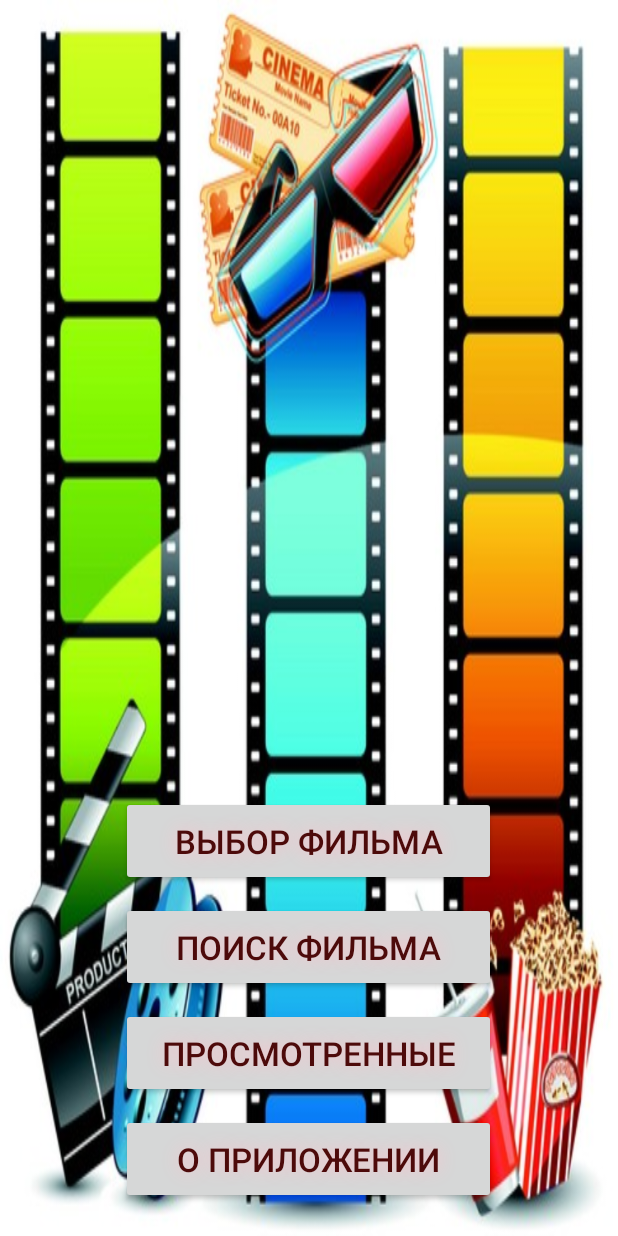
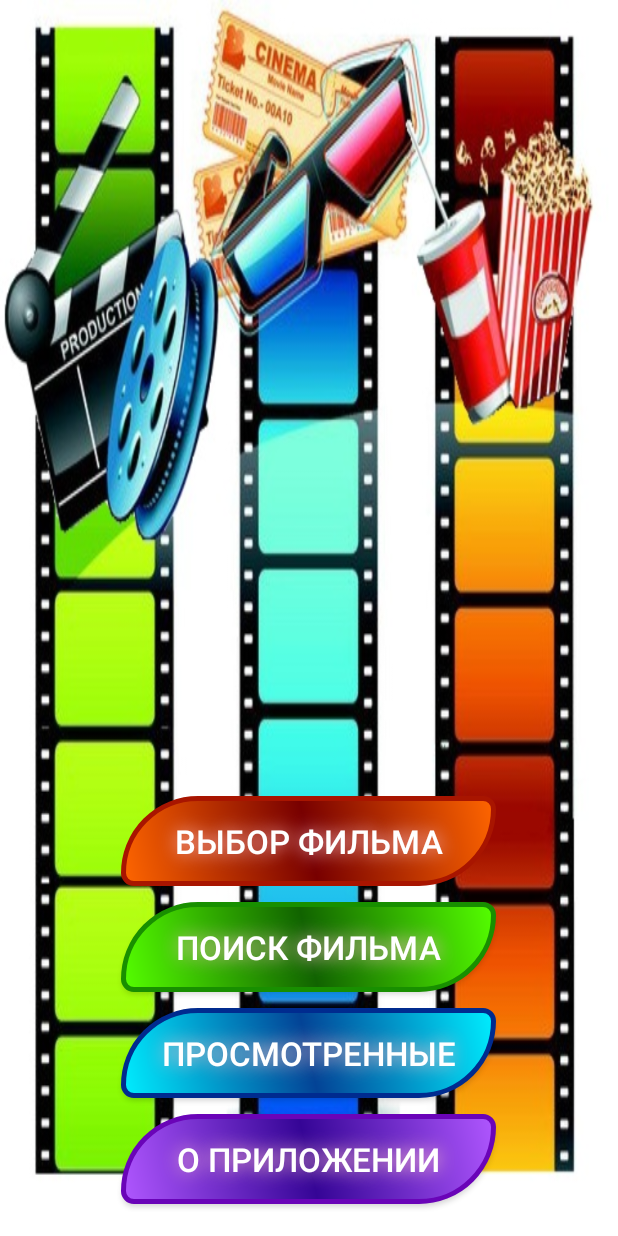
Before and after one commit to lorde701/Kinoman, an Android app: the screen it shows after launch (MainActivity), on a phone screen of 412 x 824 dp. Run offline under Robolectric (Android 15) with nearby library versions, the phone set to English and light mode, and no system bars.

Commit message:
новый дизайн mainActivity

```diff
--- a/app/src/main/AndroidManifest.xml
+++ b/app/src/main/AndroidManifest.xml
@@ -32,6 +32,10 @@
             android:name=".WhatchedActivity"
             android:label="@string/title_activity_whatched" >
         </activity>
+        <activity
+            android:name=".AddActivity"
+            android:label="@string/title_activity_add" >
+        </activity>
     </application>
 
 </manifest>
--- a/app/src/main/java/com/example/kinoman/MainActivity.java
+++ b/app/src/main/java/com/example/kinoman/MainActivity.java
@@ -8,12 +8,30 @@
 import android.widget.Button;
 import android.content.Intent;
 
+
+import android.database.sqlite.SQLiteDatabase;
+import android.database.sqlite.SQLiteOpenHelper;
+import android.app.Activity;
+import android.content.ContentValues;
+import android.content.Context;
+import android.database.Cursor;
+import android.database.sqlite.SQLiteDatabase;
+import android.database.sqlite.SQLiteOpenHelper;
+import android.os.Bundle;
+import android.util.Log;
+import android.view.View;
+import android.view.View.OnClickListener;
+import android.widget.Button;
+import android.widget.EditText;
+
 public class MainActivity extends AppCompatActivity implements View.OnClickListener{
 
     Button btn_about;
     Button btn_select;
     Button btn_search;
     Button btn_watched;
+    Button btn_add;
+    final String LOG_TAG = "myLogs";
 
     @Override
     protected void onCreate(Bundle savedInstanceState) {
@@ -31,6 +49,10 @@
 
         btn_watched = (Button)findViewById(R.id.btn_watched);
         btn_watched.setOnClickListener(this);
+
+        //btn_add = (Button)findViewById(R.id.btn_add);
+        //btn_add.setOnClickListener(this);
+
     }
 
     @Override
@@ -57,6 +79,10 @@
 
     @Override
     public void onClick(View v) {
+
+        // создаем объект для данных
+        ContentValues cv = new ContentValues();
+
         switch (v.getId()) {
             case R.id.btn_about:
                 Intent intent_about = new Intent(MainActivity.this, AboutActivity.class);
@@ -74,7 +100,11 @@
                 Intent intent_watched = new Intent(MainActivity.this, WhatchedActivity.class);
                 startActivity(intent_watched);
                 break;
+           // case R.id.btn_add:
+            //    Intent intent_add =new Intent(MainActivity.this, AddActivity.class);
+            //    startActivity(intent_add);
 
         }
     }
+
 }
--- /dev/null
+++ b/app/src/main/res/drawable/main_btn_about.xml
@@ -0,0 +1,31 @@
+<?xml version="1.0" encoding="utf-8"?>
+<shape xmlns:android="http://schemas.android.com/apk/res/android" android:shape="rectangle" >
+    <corners
+        android:topLeftRadius="100dp"
+        android:topRightRadius="14dp"
+        android:bottomLeftRadius="14dp"
+        android:bottomRightRadius="100dp"
+        />
+    <gradient
+        android:angle="45"
+        android:centerX="50%"
+        android:centerColor="#350596"
+        android:startColor="#B057FF"
+        android:endColor="#B057FF"
+        android:type="linear"
+        />
+    <padding
+        android:left="0dp"
+        android:top="0dp"
+        android:right="0dp"
+        android:bottom="0dp"
+        />
+    <size
+        android:width="270dp"
+        android:height="60dp"
+        />
+    <stroke
+        android:width="3dp"
+        android:color="#6A04B8"
+        />
+</shape>
--- /dev/null
+++ b/app/src/main/res/drawable/main_btn_search.xml
@@ -0,0 +1,31 @@
+<?xml version="1.0" encoding="utf-8"?>
+<shape xmlns:android="http://schemas.android.com/apk/res/android" android:shape="rectangle" >
+    <corners
+        android:topLeftRadius="100dp"
+        android:topRightRadius="14dp"
+        android:bottomLeftRadius="14dp"
+        android:bottomRightRadius="100dp"
+        />
+    <gradient
+        android:angle="45"
+        android:centerX="50%"
+        android:centerColor="#116300"
+        android:startColor="#55FF00"
+        android:endColor="#55FF00"
+        android:type="linear"
+        />
+    <padding
+        android:left="0dp"
+        android:top="0dp"
+        android:right="0dp"
+        android:bottom="0dp"
+        />
+    <size
+        android:width="270dp"
+        android:height="60dp"
+        />
+    <stroke
+        android:width="3dp"
+        android:color="#188F00"
+        />
+</shape>
--- /dev/null
+++ b/app/src/main/res/drawable/main_btn_select.xml
@@ -0,0 +1,31 @@
+<?xml version="1.0" encoding="utf-8"?>
+<shape xmlns:android="http://schemas.android.com/apk/res/android" android:shape="rectangle" >
+    <corners
+        android:topLeftRadius="100dp"
+        android:topRightRadius="14dp"
+        android:bottomLeftRadius="14dp"
+        android:bottomRightRadius="100dp"
+        />
+    <gradient
+        android:angle="45"
+        android:centerX="50%"
+        android:centerColor="#780000"
+        android:startColor="#FF6600"
+        android:endColor="#FF6600"
+        android:type="linear"
+        />
+    <padding
+        android:left="0dp"
+        android:top="0dp"
+        android:right="0dp"
+        android:bottom="0dp"
+        />
+    <size
+        android:width="270dp"
+        android:height="60dp"
+        />
+    <stroke
+        android:width="3dp"
+        android:color="#a81500"
+        />
+</shape>
--- /dev/null
+++ b/app/src/main/res/drawable/main_btn_watched.xml
@@ -0,0 +1,31 @@
+<?xml version="1.0" encoding="utf-8"?>
+<shape xmlns:android="http://schemas.android.com/apk/res/android" android:shape="rectangle" >
+    <corners
+        android:topLeftRadius="100dp"
+        android:topRightRadius="14dp"
+        android:bottomLeftRadius="14dp"
+        android:bottomRightRadius="100dp"
+        />
+    <gradient
+        android:angle="45"
+        android:centerX="50%"
+        android:centerColor="#034396"
+        android:startColor="#00EEFF"
+        android:endColor="#00EEFF"
+        android:type="linear"
+        />
+    <padding
+        android:left="0dp"
+        android:top="0dp"
+        android:right="0dp"
+        android:bottom="0dp"
+        />
+    <size
+        android:width="270dp"
+        android:height="60dp"
+        />
+    <stroke
+        android:width="3dp"
+        android:color="#002B8F"
+        />
+</shape>
--- a/app/src/main/res/layout/activity_main.xml
+++ b/app/src/main/res/layout/activity_main.xml
@@ -12,6 +12,14 @@
         android:layout_width="match_parent"
         android:layout_height="match_parent"
         android:gravity="bottom">
+
+        <!--<Button
+            android:layout_width="wrap_content"
+            android:layout_height="wrap_content"
+            android:text="Добавление"
+            android:id="@+id/btn_add"
+            android:layout_gravity="center_horizontal" />-->
+
         <Button
             android:text="Выбор фильма"
             android:id="@+id/btn_select"
@@ -22,9 +30,10 @@
             android:shadowDy="0"
             android:shadowRadius="15"
             android:layout_gravity="center_horizontal"
-            android:textColor="#4D0A0A"
+            android:textColor="#FFFFFF"
             android:shadowColor="#FFBFCA"
-            android:layout_margin="5dp"/>
+            android:layout_margin="5dp"
+            android:background="@drawable/main_btn_select"/>
 
         <Button
             android:text="Поиск фильма"
@@ -36,9 +45,10 @@
             android:shadowDy="0"
             android:shadowRadius="15"
             android:layout_gravity="center_horizontal"
-            android:textColor="#4D0A0A"
+            android:textColor="#FFFFFF"
             android:shadowColor="#FFBFCA"
-            android:layout_margin="5dp"/>
+            android:layout_margin="5dp"
+            android:background="@drawable/main_btn_search"/>
 
         <Button
             android:text="Просмотренные"
@@ -50,9 +60,10 @@
             android:shadowDy="0"
             android:shadowRadius="15"
             android:layout_gravity="center_horizontal"
-            android:textColor="#4D0A0A"
+            android:textColor="#FFFFFF"
             android:shadowColor="#FFBFCA"
-            android:layout_margin="5dp"/>
+            android:layout_margin="5dp"
+            android:background="@drawable/main_btn_watched"/>
 
         <Button
             android:text="О приложении"
@@ -64,9 +75,10 @@
             android:shadowDy="0"
             android:shadowRadius="15"
             android:layout_gravity="center_horizontal"
-            android:textColor="#4D0A0A"
+            android:textColor="#FFFFFF"
             android:shadowColor="#FFBFCA"
-            android:layout_margin="5dp"/>
+            android:layout_margin="5dp"
+            android:background="@drawable/main_btn_about"/>
 
     </LinearLayout>
 
--- a/app/src/main/res/layout/activity_select.xml
+++ b/app/src/main/res/layout/activity_select.xml
@@ -4,7 +4,8 @@
     android:paddingRight="@dimen/activity_horizontal_margin"
     android:paddingTop="@dimen/activity_vertical_margin"
     android:paddingBottom="@dimen/activity_vertical_margin"
-    tools:context="com.example.kinoman.SelectActivity">
+    tools:context="com.example.kinoman.SelectActivity"
+    android:background="@drawable/backgroung_dino">
 
     <TextView android:text="@string/hello_world" android:layout_width="wrap_content"
         android:layout_height="wrap_content" />
--- /dev/null
+++ b/app/src/main/res/menu/menu_add.xml
@@ -0,0 +1,6 @@
+<menu xmlns:android="http://schemas.android.com/apk/res/android"
+    xmlns:app="http://schemas.android.com/apk/res-auto"
+    xmlns:tools="http://schemas.android.com/tools" tools:context="com.example.kinoman.AddActivity">
+    <item android:id="@+id/action_settings" android:title="@string/action_settings"
+        android:orderInCategory="100" app:showAsAction="never" />
+</menu>
--- /dev/null
+++ b/app/src/main/res/values/button.xml
@@ -0,0 +1,2 @@
+<?xml version="1.0" encoding="utf-8"?>
+<resources></resources>
--- a/app/src/main/res/values/strings.xml
+++ b/app/src/main/res/values/strings.xml
@@ -7,4 +7,6 @@
     <string name="title_activity_select">SelectActivity</string>
     <string name="title_activity_search">SearchActivity</string>
     <string name="title_activity_whatched">WhatchedActivity</string>
+    <string name="title_activity_add">Добавить</string>
+    <string name="Add">New Button</string>
 </resources>
```
Also changed, not shown: app/src/main/java/com/example/kinoman/AddActivity.java (added, +37 -0 lines), app/src/main/java/com/example/kinoman/Source/DataForBase.java (added, +7 -0 lines), app/src/main/res/drawable/main_button.xml (added, +37 -0 lines), app/src/main/res/layout/activity_add.xml (added, +74 -0 lines), app/src/main/res/layout/activity_search.xml (+5 -2 lines), app/src/main/res/drawable/backgroung_dino.jpg (added), app/src/main/res/drawable/film_background.jpg, app/src/main/res/drawable/film_background2.jpg (added).
